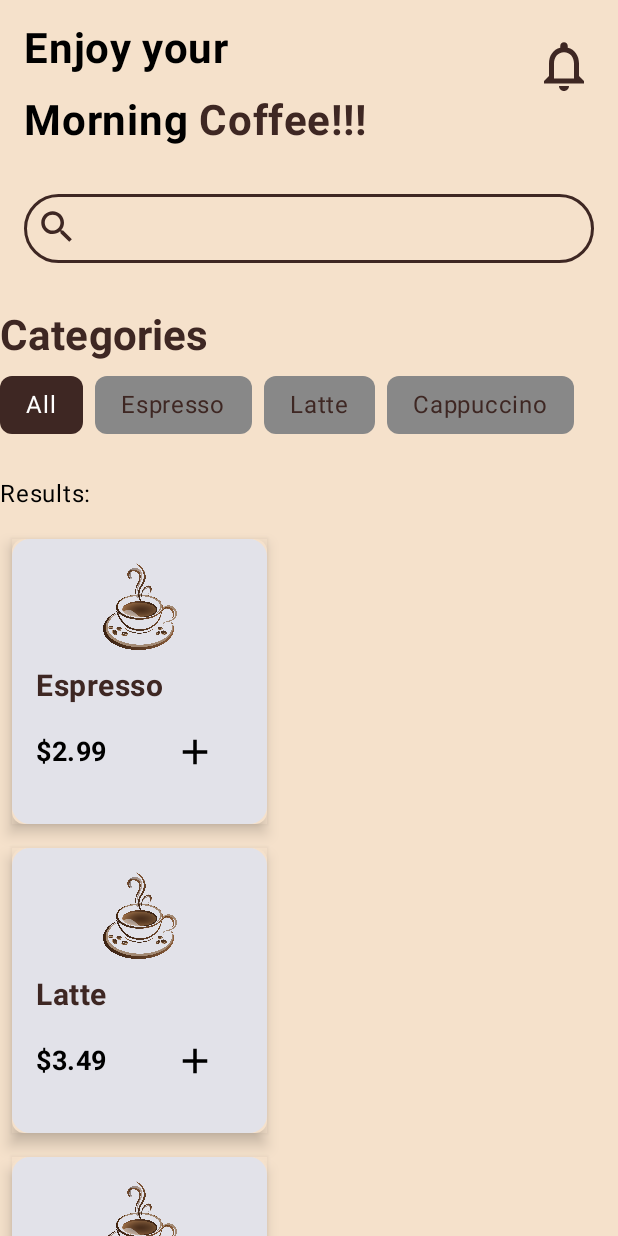
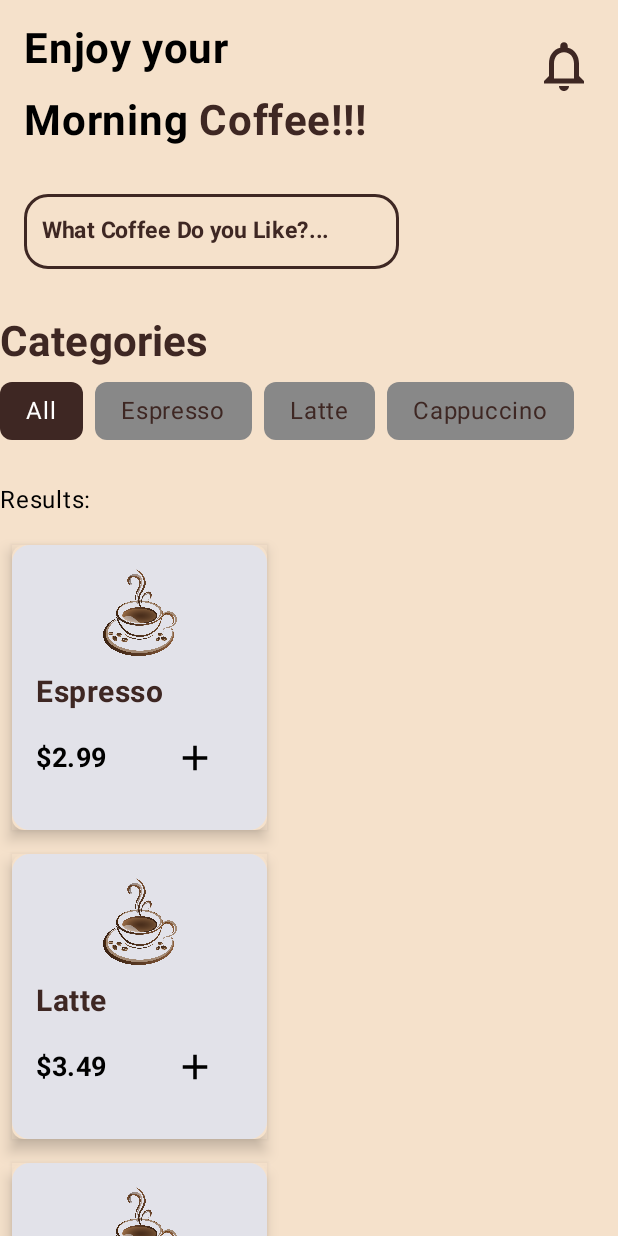
Before and after one commit to Davidkinyanjui/Final_project, an Android app built with Jetpack Compose: the ServiceScreen screen opened through its navigation route, on a phone screen of 412 x 824 dp. Run offline under Robolectric (Android 15) with nearby library versions, the phone set to English and light mode, and no system bars; our stand-ins replace Dagger/Hilt's generated code, Firebase (no records; nobody signed in at launch, a user with empty details on screens opened directly), constraintlayout-compose; libraries missing offline, so code that uses them is left out: androidx.constraintlayout.compose.

Commit message:
Worked on some things (1)Added shopping cart, (2)created a card for displaying error message if there is no coffee that available with such a name (3)Replaced the search icon with Tex...

```diff
--- a/app/src/main/java/com/ist/ondemand/presentation/screens/main/BottomNavigationScreen.kt
+++ b/app/src/main/java/com/ist/ondemand/presentation/screens/main/BottomNavigationScreen.kt
@@ -29,7 +29,7 @@
  */
 enum class BottomNavigationItem(val icon: Int, val navDestination: Routes) {
    SERVICES(R.drawable.ic_home, Routes.Services),
-    SEARCH(R.drawable.ic_search, Routes.Search),
+    SEARCH(R.drawable.ic_cart, Routes.Search),
     PROFILE(R.drawable.ic_posts,Routes.Profile),
 }
 
--- a/app/src/main/java/com/ist/ondemand/presentation/screens/main/ServiceScreen.kt
+++ b/app/src/main/java/com/ist/ondemand/presentation/screens/main/ServiceScreen.kt
@@ -138,7 +138,7 @@
             ) {
                 // Updated BasicTextField to TextField
                 BasicTextField(
-                    value = searchQuery,
+                    value = if (searchQuery.isEmpty()) "What Coffee Do you Like?..." else searchQuery,
                     onValueChange = {
                         searchQuery = it
                         filteredCoffees = coffees.filter { coffee ->
@@ -153,25 +153,22 @@
                         isSearchActive = false
                     }),
                     modifier = Modifier
-                        .fillMaxWidth()
+                        .width(250.dp)
                         .border(
                             width = 2.dp,
                             color = Color(0xFF3E2723), // Coffee brown color
-                            shape = RoundedCornerShape(33.dp)
+                            shape = RoundedCornerShape(16.dp) // Adjusted corner radius
                         )
-                        .padding(8.dp)
-                        .size(30.dp),
+                        .padding(12.dp)
+                        .height(26.dp), // Adjusted height
+                    textStyle = LocalTextStyle.current.copy(
+                        color = Color(0xFF3E2723),
+                        fontSize = 15.sp,
+                        fontWeight = FontWeight.Bold
+                    )
                 )
 
-                // Add search icon inside the search area
-                Image(
-                    painter = painterResource(id = R.drawable.ic_search),
-                    contentDescription = null,
-                    modifier = Modifier
-                        .padding(8.dp)
-                        .size(28.dp),
-                    colorFilter = ColorFilter.tint(color = Color(0xFF3E2723))
-                )
+
 
             }
 
@@ -230,7 +227,21 @@
         Spacer(modifier = Modifier.height(10.dp))
 
         if (filteredCoffees.isEmpty()) {
-            Text("No results found.")
+            Card(
+                modifier = Modifier
+                    .padding(50.dp)
+                    .fillMaxWidth()
+            ) {
+                Text(
+                    text = "Sorry No Coffee Found!!",
+                    style = MaterialTheme.typography.bodySmall.copy(
+                        fontSize = 20.sp, // Increase the font size to 20sp
+                        fontWeight = FontWeight.Bold,
+                        color = Color.Red // Change the color to black or any other color you prefer
+                    ),
+                    modifier = Modifier.padding(16.dp)
+                )
+            }
         } else {
             LazyColumn{
                 filteredCoffees.forEach { coffee ->
@@ -315,11 +326,6 @@
                                         }
 
                                     }
-
-
-
-                                    // "+" button to add to the cart
-
                                 }
                             }
                         }
@@ -330,11 +336,18 @@
 
         }
 
+        Box(
+            modifier = Modifier
+                .fillMaxWidth()
+               // .bottomLink()
+        ) {
+            BottomNavigationMenu(
+                selectedItem = BottomNavigationItem.SERVICES,
+                navController = navController
+            )
+        }
 
-        BottomNavigationMenu(
-            selectedItem = BottomNavigationItem.SERVICES,
-            navController = navController
-        )
+
     }
 }
 
--- /dev/null
+++ b/app/src/main/res/drawable/ic_cart.xml
@@ -0,0 +1,5 @@
+<vector android:height="24dp" android:tint="#000000"
+    android:viewportHeight="24" android:viewportWidth="24"
+    android:width="24dp" xmlns:android="http://schemas.android.com/apk/res/android">
+    <path android:fillColor="@android:color/white" android:pathData="M11,9h2L13,6h3L16,4h-3L13,1h-2v3L8,4v2h3v3zM7,18c-1.1,0 -1.99,0.9 -1.99,2S5.9,22 7,22s2,-0.9 2,-2 -0.9,-2 -2,-2zM17,18c-1.1,0 -1.99,0.9 -1.99,2s0.89,2 1.99,2 2,-0.9 2,-2 -0.9,-2 -2,-2zM7.17,14.75l0.03,-0.12 0.9,-1.63h7.45c0.75,0 1.41,-0.41 1.75,-1.03l3.86,-7.01L19.42,4h-0.01l-1.1,2 -2.76,5L8.53,11l-0.13,-0.27L6.16,6l-0.95,-2 -0.94,-2L1,2v2h2l3.6,7.59 -1.35,2.45c-0.16,0.28 -0.25,0.61 -0.25,0.96 0,1.1 0.9,2 2,2h12v-2L7.42,15c-0.13,0 -0.25,-0.11 -0.25,-0.25z"/>
+</vector>
```
